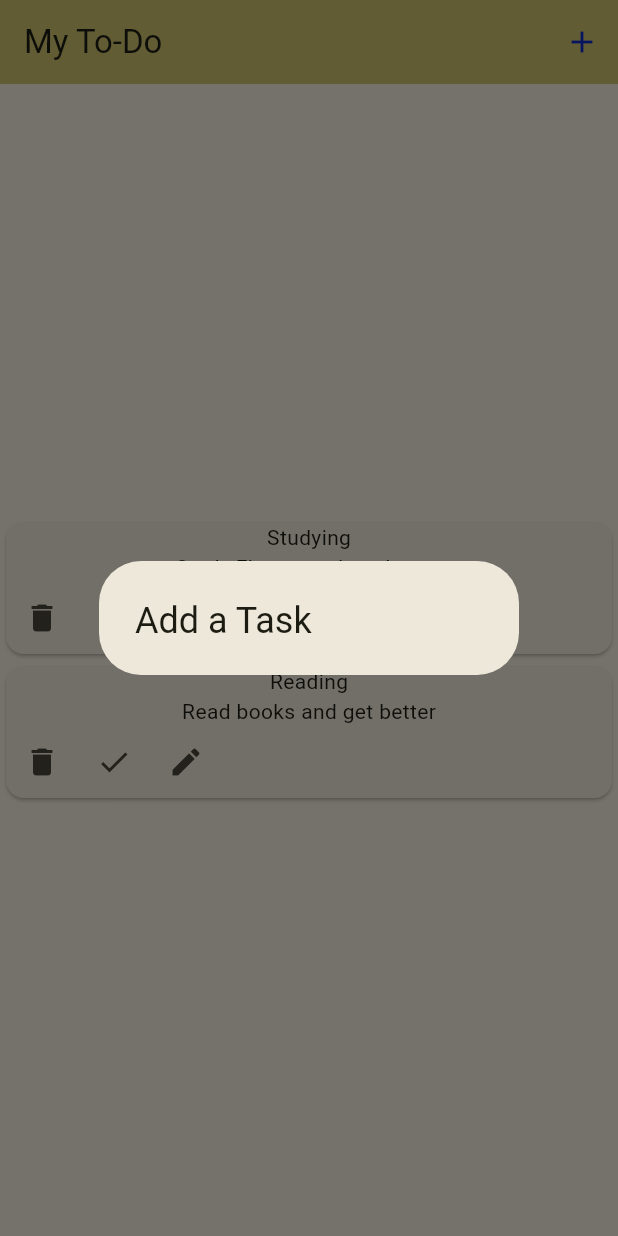
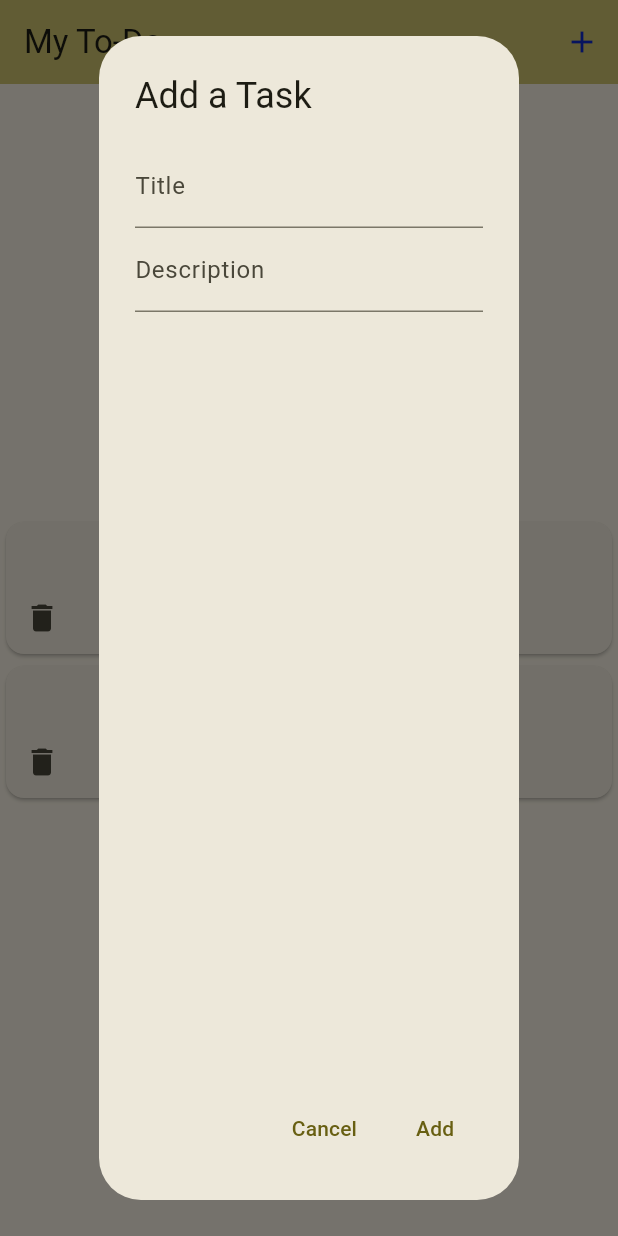
Before and after one commit to Turki-OTB/flutter-todo-app, a Flutter app: the screen it shows after launch, after a tap on the "add" icon, on a phone screen of 412 x 824 dp. Run offline on Flutter 3.47's test engine with Material 3 defaults, Android fonts, the phone set to English and light mode, and no system bars.

Commit message:
Add task functionality with dialog and text fields

```diff
--- a/lib/main.dart
+++ b/lib/main.dart
@@ -68,10 +68,51 @@ class _MyHomePageState extends State<MyHomePage> {
     },
   ];
   void _showAddTaskDialog() {
+    TextEditingController titleController = TextEditingController();
+    TextEditingController desController = TextEditingController();
     showDialog(
       context: context,
       builder: (context) {
-        return AlertDialog(title: Text('Add a Task'));
+        return AlertDialog(
+          title: Text('Add a Task'),
+          content: Column(
+            children: [
+              TextField(
+                controller: titleController,
+                decoration: InputDecoration(labelText: 'Title'),
+              ),
+              TextField(
+                controller: desController,
+                decoration: InputDecoration(labelText: 'Description'),
+              ),
+            ],
+          ),
+          actions: [
+            TextButton(
+              onPressed: () {
+                Navigator.pop(context);
+              },
+              child: Text('Cancel'),
+            ),
+            TextButton(
+              onPressed: () {
+                String title = titleController.text;
+                String description = desController.text;
+                Map<String, dynamic> newTask = {
+                  'title': title,
+                  'description': description,
+                  'isComplete': false,
+                };
+
+                setState(() {
+                  tasks.add(newTask);
+                });
+                Navigator.pop(context);
+              },
+              child: Text('Add'),
+            ),
+          ],
+        );
       },
     );
   }
```
